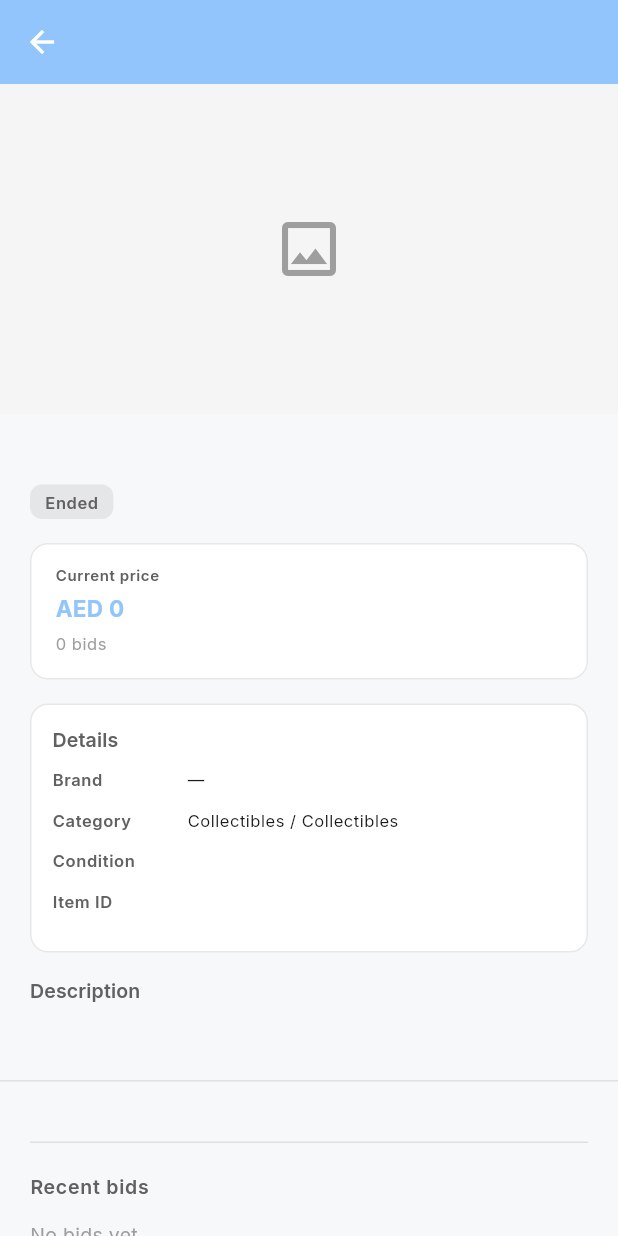
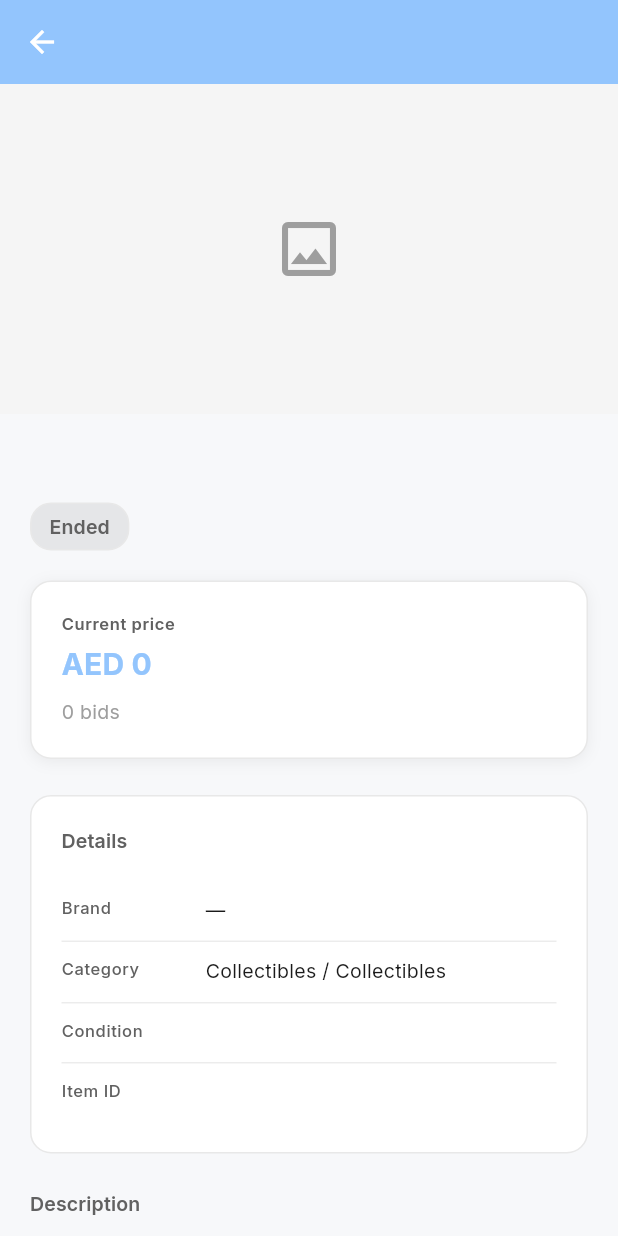
Before and after one commit to mohamedalshaibani/M-Auction, a Flutter app: the AuctionDetailPage screen opened directly with empty values, on a phone screen of 412 x 824 dp. Run offline on Flutter 3.47's test engine with Material 3 defaults, Android fonts, the phone set to English and light mode, and no system bars; our stand-ins replace cloud_firestore, cloud_functions, firebase_auth, firebase_core, firebase_storage, google_fonts and 4 more; missing offline and left inert: dart:html, dart:js, dart:ui_web; accounts and stored records are empty.

Commit message:
Auction Detail: UI polish – premium layout, safe area, 2-col details
- Header/media: SafeArea (top: false), cleaner spacing (24px below gallery)
- Info hierarchy: Title (titleLarge) → status badge (14px radius) → price card → details → description
- Premium price card: 14px radius, subtle shadow, headlineSmall for price, time in tinted pill
- Details: 2-column grid with _buildDetailRowWithDivider, subtle dividers, 96px label width
- Section titles: titleSmall, textSecondary, consistent 24px spacing between sections
- Description: bodyMedium height 1.5, same section title style
- Gallery: small bottom padding for separation
- UI/UX only; business logic unchanged

```diff
--- a/lib/pages/auction_detail_page.dart
+++ b/lib/pages/auction_detail_page.dart
@@ -555,7 +555,9 @@ class _AuctionDetailPageState extends State<AuctionDetailPage> {
               onPressed: () => Navigator.of(context).pop(),
             ),
           ),
-          body: SingleChildScrollView(
+          body: SafeArea(
+            top: false,
+            child: SingleChildScrollView(
               padding: EdgeInsets.zero,
               child: isDraft
                   ? Padding(
@@ -567,86 +569,105 @@ class _AuctionDetailPageState extends State<AuctionDetailPage> {
                       children: <Widget>[
                         // ——— Gallery (hero images) ———
                         _buildImageGallery(context, data),
-                      // ——— Premium content block ———
+                        // ——— Content block: title → status → price card → details → description ———
                         Padding(
                           padding: const EdgeInsets.symmetric(horizontal: 20),
                           child: Column(
                             crossAxisAlignment: CrossAxisAlignment.start,
                             children: [
-                            const SizedBox(height: 16),
+                              const SizedBox(height: 24),
                               // Title
                               Text(
                                 (data['title'] as String?)?.trim() ?? 'Untitled',
-                              style: Theme.of(context).textTheme.titleMedium?.copyWith(
+                                style: Theme.of(context).textTheme.titleLarge?.copyWith(
                                       fontWeight: FontWeight.w600,
                                       color: AppTheme.textPrimary,
                                     ),
                                 maxLines: 2,
                                 overflow: TextOverflow.ellipsis,
                               ),
-                            const SizedBox(height: 8),
+                              const SizedBox(height: 10),
                               // Status badge
                               Container(
-                              padding: const EdgeInsets.symmetric(horizontal: 10, vertical: 4),
+                                padding: const EdgeInsets.symmetric(horizontal: 12, vertical: 6),
                                 decoration: BoxDecoration(
                                   color: isActive
                                       ? AppTheme.success.withValues(alpha: 0.12)
                                       : AppTheme.textSecondary.withValues(alpha: 0.12),
-                                borderRadius: BorderRadius.circular(8),
+                                  borderRadius: BorderRadius.circular(14),
+                                  border: Border.all(
+                                    color: isActive ? AppTheme.success.withValues(alpha: 0.4) : AppTheme.border,
+                                  ),
                                 ),
                                 child: Text(
                                   isActive ? 'Active' : 'Ended',
-                                style: Theme.of(context).textTheme.labelMedium?.copyWith(
+                                  style: Theme.of(context).textTheme.labelLarge?.copyWith(
                                         color: isActive ? AppTheme.success : AppTheme.textSecondary,
                                         fontWeight: FontWeight.w600,
                                       ),
                                 ),
                               ),
-                            const SizedBox(height: 16),
-                            // Price + time card (clean CTA area)
+                              const SizedBox(height: 20),
+                              // Premium price / time / bids card
                               Container(
-                              padding: const EdgeInsets.symmetric(horizontal: 16, vertical: 14),
+                                padding: const EdgeInsets.all(20),
                                 decoration: BoxDecoration(
                                   color: AppTheme.surface,
-                                borderRadius: BorderRadius.circular(12),
+                                  borderRadius: BorderRadius.circular(14),
                                   border: Border.all(color: AppTheme.border),
+                                  boxShadow: [
+                                    BoxShadow(
+                                      color: Colors.black.withValues(alpha: 0.06),
+                                      blurRadius: 8,
+                                      offset: const Offset(0, 2),
+                                    ),
+                                  ],
                                 ),
                                 child: Row(
                                   mainAxisAlignment: MainAxisAlignment.spaceBetween,
-                                crossAxisAlignment: CrossAxisAlignment.center,
-                                children: [
-                                  Column(
                                   crossAxisAlignment: CrossAxisAlignment.start,
                                   children: [
+                                    Expanded(
+                                      child: Column(
+                                        crossAxisAlignment: CrossAxisAlignment.start,
+                                        children: [
                                           Text(
                                             'Current price',
-                                        style: Theme.of(context).textTheme.labelSmall?.copyWith(
+                                            style: Theme.of(context).textTheme.labelMedium?.copyWith(
                                                   color: AppTheme.textSecondary,
                                                 ),
                                           ),
-                                      const SizedBox(height: 4),
+                                          const SizedBox(height: 6),
                                           Text(
                                             'AED ${currentPrice.toStringAsFixed(0)}',
-                                        style: Theme.of(context).textTheme.titleMedium?.copyWith(
+                                            style: Theme.of(context).textTheme.headlineSmall?.copyWith(
                                                   color: AppTheme.primaryBlue,
                                                   fontWeight: FontWeight.w700,
                                                 ),
                                           ),
-                                      const SizedBox(height: 4),
+                                          const SizedBox(height: 8),
                                           Text(
                                             '${data['bidCount'] ?? 0} bids',
-                                        style: Theme.of(context).textTheme.bodySmall?.copyWith(
+                                            style: Theme.of(context).textTheme.bodyMedium?.copyWith(
                                                   color: AppTheme.textTertiary,
                                                 ),
                                           ),
                                         ],
                                       ),
+                                    ),
                                     if (isActive && endsAtTs != null)
-                                    CountdownText(endsAt: endsAtTs)
+                                      Container(
+                                        padding: const EdgeInsets.symmetric(horizontal: 12, vertical: 8),
+                                        decoration: BoxDecoration(
+                                          color: AppTheme.primaryBlue.withValues(alpha: 0.08),
+                                          borderRadius: BorderRadius.circular(14),
+                                        ),
+                                        child: CountdownText(endsAt: endsAtTs),
+                                      )
                                     else if (isEnded && winnerId != null)
                                       Text(
                                         'Ended',
-                                      style: Theme.of(context).textTheme.labelMedium?.copyWith(
+                                        style: Theme.of(context).textTheme.labelLarge?.copyWith(
                                               color: AppTheme.error,
                                               fontWeight: FontWeight.w600,
                                             ),
@@ -654,13 +675,13 @@ class _AuctionDetailPageState extends State<AuctionDetailPage> {
                                   ],
                                 ),
                               ),
-                            const SizedBox(height: 16),
-                            // Key details (compact)
+                              const SizedBox(height: 24),
+                              // Details: 2-column grid with dividers
                               Container(
-                              padding: const EdgeInsets.all(14),
+                                padding: const EdgeInsets.all(20),
                                 decoration: BoxDecoration(
                                   color: AppTheme.surface,
-                                borderRadius: BorderRadius.circular(12),
+                                  borderRadius: BorderRadius.circular(14),
                                   border: Border.all(color: AppTheme.border),
                                 ),
                                 child: Column(
@@ -668,37 +689,50 @@ class _AuctionDetailPageState extends State<AuctionDetailPage> {
                                   children: [
                                     Text(
                                       'Details',
-                                    style: Theme.of(context).textTheme.labelLarge?.copyWith(
+                                      style: Theme.of(context).textTheme.titleSmall?.copyWith(
                                             color: AppTheme.textSecondary,
                                             fontWeight: FontWeight.w600,
                                           ),
                                     ),
-                                  const SizedBox(height: 10),
-                                  _buildDetailRow('Brand', effectiveBrandDisplay(data)),
-                                  _buildDetailRow(
+                                    const SizedBox(height: 16),
+                                    _buildDetailRowWithDivider(
+                                      'Brand',
+                                      effectiveBrandDisplay(data),
+                                      isLast: false,
+                                    ),
+                                    _buildDetailRowWithDivider(
                                       'Category',
                                       '${categoryGroupDisplayName(effectiveCategoryGroup(data))} / ${subcategoryDisplayName(effectiveSubcategory(data))}',
-                                  ),
-                                  _buildDetailRow('Condition', (data['condition'] as String? ?? '—').toString()),
-                                  _buildDetailRow('Item ID', data['itemIdentifier'] as String? ?? '—'),
-                                ],
-                              ),
-                            ),
-                            const SizedBox(height: 16),
+                                      isLast: false,
+                                    ),
+                                    _buildDetailRowWithDivider(
+                                      'Condition',
+                                      (data['condition'] as String? ?? '—').toString(),
+                                      isLast: false,
+                                    ),
+                                    _buildDetailRowWithDivider(
+                                      'Item ID',
+                                      data['itemIdentifier'] as String? ?? '—',
+                                      isLast: true,
+                                    ),
+                                  ],
+                                ),
+                              ),
+                              const SizedBox(height: 24),
                               // Description
                               Text(
                                 'Description',
-                              style: Theme.of(context).textTheme.labelLarge?.copyWith(
+                                style: Theme.of(context).textTheme.titleSmall?.copyWith(
                                       color: AppTheme.textSecondary,
                                       fontWeight: FontWeight.w600,
                                     ),
                               ),
-                            const SizedBox(height: 8),
+                              const SizedBox(height: 10),
                               Text(
                                 data['description'] as String? ?? 'No description',
                                 style: Theme.of(context).textTheme.bodyMedium?.copyWith(
                                       color: AppTheme.textPrimary,
-                                    height: 1.45,
+                                      height: 1.5,
                                     ),
                               ),
                               const SizedBox(height: 24),
@@ -2096,6 +2130,7 @@ class _AuctionDetailPageState extends State<AuctionDetailPage> {
               ],
             ),
           ),
+          ),
         );
       },
     );
@@ -2482,7 +2517,9 @@ class _AuctionDetailPageState extends State<AuctionDetailPage> {
         ),
       );
     }
-    return SizedBox(
+    return Padding(
+      padding: const EdgeInsets.only(bottom: 4),
+      child: SizedBox(
         height: 280,
         width: double.infinity,
         child: PageView.builder(
@@ -2503,6 +2540,48 @@ class _AuctionDetailPageState extends State<AuctionDetailPage> {
             );
           },
         ),
+      ),
+    );
+  }
+
+  /// Two-column detail row with optional divider (premium layout).
+  Widget _buildDetailRowWithDivider(String label, String value, {required bool isLast}) {
+    return Column(
+      mainAxisSize: MainAxisSize.min,
+      children: [
+        Padding(
+          padding: const EdgeInsets.symmetric(vertical: 10),
+          child: Row(
+            crossAxisAlignment: CrossAxisAlignment.start,
+            children: [
+              SizedBox(
+                width: 96,
+                child: Text(
+                  label,
+                  style: Theme.of(context).textTheme.labelMedium?.copyWith(
+                        fontWeight: FontWeight.w500,
+                        color: AppTheme.textSecondary,
+                      ),
+                ),
+              ),
+              Expanded(
+                child: Text(
+                  value,
+                  style: Theme.of(context).textTheme.bodyMedium?.copyWith(
+                        color: AppTheme.textPrimary,
+                      ),
+                ),
+              ),
+            ],
+          ),
+        ),
+        if (!isLast)
+          Divider(
+            height: 1,
+            thickness: 1,
+            color: AppTheme.divider.withValues(alpha: 0.6),
+          ),
+      ],
     );
   }
 
```
Lines whose indentation alone changed are shown as unchanged.
